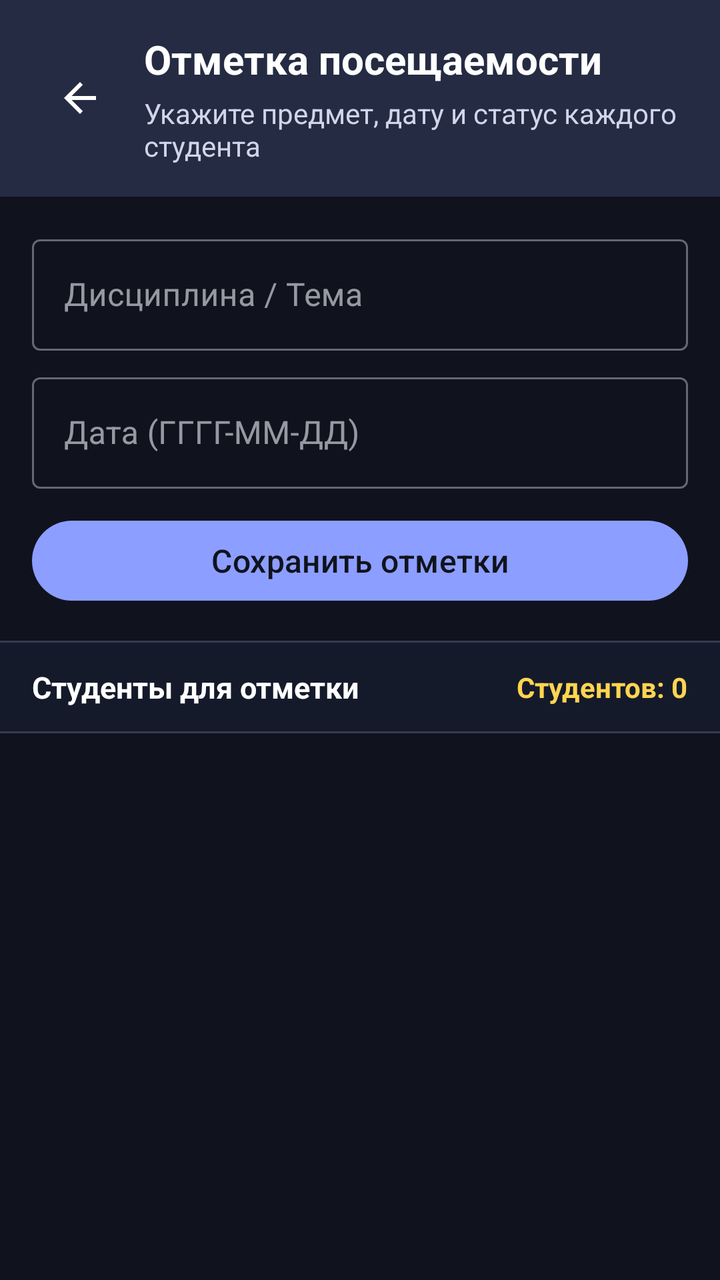
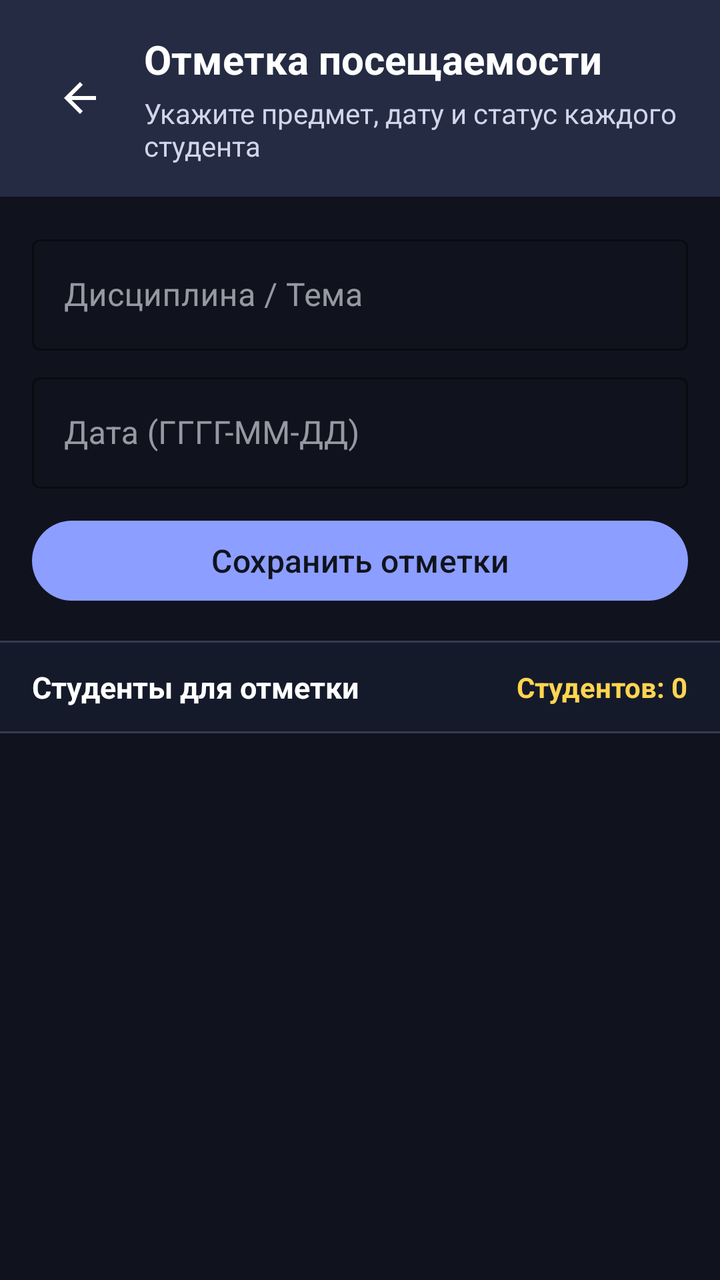

Before-and-after screenshots of an Android layout around one commit, followed by the original layout XML and the change that was made.
<!-- AndroidManifest.xml: application theme Theme.AttendanceControl -->
<!-- res/layout/activity_attendance.xml -->
<?xml version="1.0" encoding="utf-8"?>
<LinearLayout xmlns:android="http://schemas.android.com/apk/res/android"
    xmlns:app="http://schemas.android.com/apk/res-auto"
    android:id="@+id/attendanceRoot"
    android:layout_width="match_parent"
    android:layout_height="match_parent"
    android:orientation="vertical"
    android:background="?android:attr/colorBackground">

    
    <LinearLayout
        android:id="@+id/headerLayout"
        android:layout_width="match_parent"
        android:layout_height="wrap_content"
        android:orientation="horizontal"
        android:gravity="center_vertical"
        android:background="@color/header_bg"
        android:paddingLeft="20dp"
        android:paddingRight="20dp"
        android:paddingTop="16dp"
        android:paddingBottom="16dp">

        <ImageButton
            android:id="@+id/btnBack"
            android:layout_width="40dp"
            android:layout_height="40dp"
            android:layout_marginEnd="12dp"
            android:background="?attr/selectableItemBackgroundBorderless"
            android:contentDescription="Назад"
            android:src="@drawable/ic_arrow_back"
            app:tint="@color/header_title" />

        <LinearLayout
            android:layout_width="0dp"
            android:layout_height="wrap_content"
            android:layout_weight="1"
            android:orientation="vertical">

            <TextView
                android:layout_width="wrap_content"
                android:layout_height="wrap_content"
                android:text="Отметка посещаемости"
                android:textSize="20sp"
                android:textStyle="bold"
                android:textColor="@color/header_title" />

            <TextView
                android:layout_width="wrap_content"
                android:layout_height="wrap_content"
                android:text="Укажите предмет, дату и статус каждого студента"
                android:textSize="14sp"
                android:textColor="@color/header_subtitle"
                android:layout_marginTop="4dp" />
        </LinearLayout>
    </LinearLayout>

    
    <LinearLayout
        android:layout_width="match_parent"
        android:layout_height="wrap_content"
        android:orientation="vertical"
        android:padding="16dp">

        <com.google.android.material.textfield.TextInputLayout
            style="@style/Widget.MaterialComponents.TextInputLayout.OutlinedBox"
            android:layout_width="match_parent"
            android:layout_height="wrap_content"
            android:hint="Дисциплина / Тема"
            android:layout_marginBottom="8dp">

            <com.google.android.material.textfield.TextInputEditText
                android:id="@+id/etSubject"
                android:layout_width="match_parent"
                android:layout_height="wrap_content"
                android:inputType="text" />
        </com.google.android.material.textfield.TextInputLayout>

        <com.google.android.material.textfield.TextInputLayout
            style="@style/Widget.MaterialComponents.TextInputLayout.OutlinedBox"
            android:layout_width="match_parent"
            android:layout_height="wrap_content"
            android:hint="Дата (ГГГГ-ММ-ДД)"
            android:layout_marginBottom="12dp">

            <com.google.android.material.textfield.TextInputEditText
                android:id="@+id/etDate"
                android:layout_width="match_parent"
                android:layout_height="wrap_content"
                android:inputType="date" />
        </com.google.android.material.textfield.TextInputLayout>

        <Button
            android:id="@+id/btnSaveAttendance"
            style="@style/Widget.App.Button.Primary"
            android:layout_width="match_parent"
            android:layout_height="wrap_content"
            android:text="Сохранить отметки"
            android:textSize="16sp" />
    </LinearLayout>

    <View
        android:layout_width="match_parent"
        android:layout_height="1dp"
        android:background="@color/divider" />

    
    <LinearLayout
        android:layout_width="match_parent"
        android:layout_height="wrap_content"
        android:orientation="horizontal"
        android:gravity="center_vertical"
        android:paddingHorizontal="16dp"
        android:paddingVertical="12dp"
        android:background="@color/counter_bar_bg">

        <TextView
            android:layout_width="0dp"
            android:layout_height="wrap_content"
            android:layout_weight="1"
            android:text="Студенты для отметки"
            android:textSize="15sp"
            android:textStyle="bold"
            android:textColor="@color/counter_bar_title" />

        <TextView
            android:id="@+id/tvStudentsCount"
            android:layout_width="wrap_content"
            android:layout_height="wrap_content"
            android:text="Студентов: 0"
            android:textSize="14sp"
            android:textStyle="bold"
            android:textColor="@color/counter_bar_count" />
    </LinearLayout>

    <View
        android:layout_width="match_parent"
        android:layout_height="1dp"
        android:background="@color/divider" />

    <androidx.recyclerview.widget.RecyclerView
        android:id="@+id/rvAttendance"
        android:layout_width="match_parent"
        android:layout_height="0dp"
        android:layout_weight="1"
        android:clipToPadding="false"
        android:paddingBottom="16dp" />

</LinearLayout>
<!-- resources referenced by this layout -->
<resources>
  <color name="counter_bar_bg">#151A2B</color>
  <color name="counter_bar_count">#FFD54F</color>
  <color name="counter_bar_title">#FFFFFF</color>
  <color name="divider">#343B52</color>
  <color name="header_bg">#252B43</color>
  <color name="header_subtitle">#D0D5EA</color>
  <color name="header_title">#FFFFFF</color>
  <!-- drawable ic_arrow_back (drawable) -->
  <?xml version="1.0" encoding="utf-8"?>
  <vector xmlns:android="http://schemas.android.com/apk/res/android"
      android:width="24dp"
      android:height="24dp"
      android:viewportWidth="24"
      android:viewportHeight="24">
      <path
          android:fillColor="#FFFFFFFF"
          android:pathData="M20,11H7.83l5.59,-5.59L12,4l-8,8 8,8 1.41,-1.41L7.83,13H20v-2z"/>
  </vector>
  <style name="Widget.App.Button.Primary" parent="Widget.Material3.Button">
          <item name="backgroundTint">@color/indigo_500</item>
          <item name="android:textColor">@color/on_primary</item>
      </style>
  <style name="Theme.AttendanceControl" parent="Base.Theme.AttendanceControl" />
  <color name="indigo_500">#8C9EFF</color>
  <color name="on_primary">#10131D</color>
  <style name="Base.Theme.AttendanceControl" parent="Theme.Material3.Dark.NoActionBar">
          <item name="colorPrimary">@color/indigo_500</item>
          <item name="colorPrimaryDark">@color/background</item>
          <item name="colorPrimaryContainer">@color/indigo_100</item>
          <item name="colorOnPrimary">@color/on_primary</item>
          <item name="colorOnPrimaryContainer">@color/indigo_900</item>
  
          <item name="colorSecondary">@color/amber_600</item>
          <item name="colorSecondaryContainer">@color/amber_200</item>
          <item name="colorOnSecondary">@color/background</item>
  
          <item name="android:colorBackground">@color/background</item>
          <item name="colorSurface">@color/surface</item>
          <item name="colorSurfaceVariant">@color/surface_variant</item>
          <item name="colorOnBackground">@color/on_background</item>
          <item name="colorOnSurface">@color/on_surface</item>
  
          <item name="android:statusBarColor">@color/background</item>
          <item name="android:navigationBarColor">@color/background</item>
          <item name="android:windowLightStatusBar">false</item>
          <item name="android:windowLightNavigationBar">false</item>
          <item name="colorError">@color/error</item>
      </style>
  <color name="background">#10131D</color>
  <color name="indigo_100">#39436B</color>
  <color name="indigo_900">#DDE2FF</color>
  <color name="amber_600">#FFCA28</color>
  <color name="amber_200">#6D5720</color>
  <color name="surface">#1B2030</color>
  <color name="surface_variant">#2B3248</color>
  <color name="on_background">#F1F2FA</color>
  <color name="on_surface">#F1F2FA</color>
  <color name="error">#FF8A80</color>
</resources>

<!-- the commit's change to res/layout/activity_attendance.xml (unified diff, before → after) -->
@@ -66,13 +66,17 @@
             android:layout_width="match_parent"
             android:layout_height="wrap_content"
             android:hint="Дисциплина / Тема"
-            android:layout_marginBottom="8dp">
+            android:layout_marginBottom="8dp"
+            app:boxStrokeColor="@color/indigo_500"
+            app:hintTextColor="@color/text_secondary">
 
             <com.google.android.material.textfield.TextInputEditText
                 android:id="@+id/etSubject"
                 android:layout_width="match_parent"
                 android:layout_height="wrap_content"
-                android:inputType="text" />
+                android:inputType="text"
+                android:textColor="@color/on_surface"
+                android:textColorHint="@color/text_secondary" />
         </com.google.android.material.textfield.TextInputLayout>
 
         <com.google.android.material.textfield.TextInputLayout
@@ -80,13 +84,17 @@
             android:layout_width="match_parent"
             android:layout_height="wrap_content"
             android:hint="Дата (ГГГГ-ММ-ДД)"
-            android:layout_marginBottom="12dp">
+            android:layout_marginBottom="12dp"
+            app:boxStrokeColor="@color/indigo_500"
+            app:hintTextColor="@color/text_secondary">
 
             <com.google.android.material.textfield.TextInputEditText
                 android:id="@+id/etDate"
                 android:layout_width="match_parent"
                 android:layout_height="wrap_content"
-                android:inputType="date" />
+                android:inputType="date"
+                android:textColor="@color/on_surface"
+                android:textColorHint="@color/text_secondary" />
         </com.google.android.material.textfield.TextInputLayout>
 
         <Button
<!-- resource entries referenced after the edit -->
@@ -57,6 +57,7 @@
   <color name="surface_variant">#2B3248</color>
   <color name="on_background">#F1F2FA</color>
   <color name="on_surface">#F1F2FA</color>
+  <color name="text_secondary">#B7BED3</color>
   <color name="error">#FF8A80</color>
 </resources>
 
